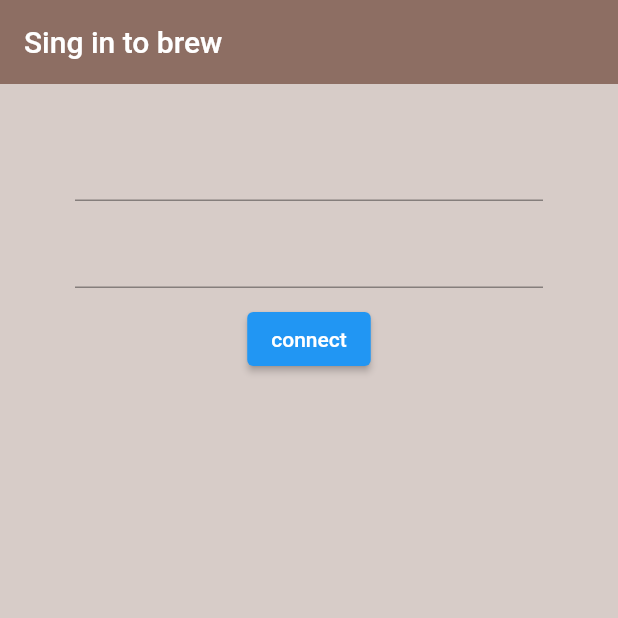
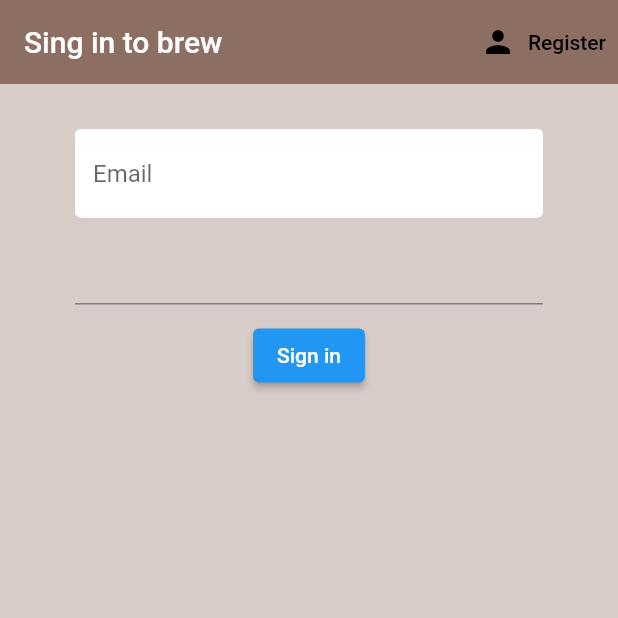
Before and after one commit to FOFE-DEV/firebase_1, a Flutter app: the screen it shows after launch, on a phone screen of 412 x 824 dp, the top half of it. Run offline on Flutter 3.47's test engine with Material 2 defaults, Android fonts, the phone set to English and light mode, and no system bars; our stand-ins replace firebase_auth, firebase_core; accounts and stored records are empty.

Commit message:
add const

```diff
--- a/lib/screens/authenticate/authenticate.dart
+++ b/lib/screens/authenticate/authenticate.dart
@@ -1,11 +1,23 @@
+import 'package:firebase_1/screens/authenticate/register.dart';
 import 'package:firebase_1/screens/authenticate/sign-in.dart';
 import 'package:flutter/material.dart';
 
-class Authenticate extends StatelessWidget {
+class Authenticate extends StatefulWidget {
   const Authenticate({ Key? key }) : super(key: key);
 
   @override
+  _AuthenticateState createState() => _AuthenticateState();
+}
+
+class _AuthenticateState extends State<Authenticate> {
+  bool showSignIn=true;
+  void toggleView(){
+    setState(() {
+      showSignIn=!showSignIn;
+    });
+  }
+  @override
   Widget build(BuildContext context) {
-    return SingIn();
+    return showSignIn? SingIn(toggleView:toggleView):Register(toggleView:toggleView);
   }
 }
--- a/lib/screens/authenticate/sign-in.dart
+++ b/lib/screens/authenticate/sign-in.dart
@@ -1,15 +1,22 @@
 import 'package:firebase_1/services/auth.dart';
+import 'package:firebase_1/shared/constant.dart';
 import 'package:flutter/material.dart';
 
 class SingIn extends StatefulWidget {
-  const SingIn({ Key? key }) : super(key: key);
+  final Function toggleView;
+  const SingIn({ Key? key, required this.toggleView, }) : super(key: key);
 
   @override
   _SingInState createState() => _SingInState();
 }
 
 class _SingInState extends State<SingIn> {
+  final _formKey=GlobalKey<FormState>();
   final AuthService _auth=AuthService();
+  //text  fiel state
+  String email='';
+  String pwd='';
+  String error='';
   @override
   Widget build(BuildContext context) {
     return Scaffold(
@@ -18,6 +25,15 @@ class _SingInState extends State<SingIn> {
         backgroundColor: Colors.brown[400],
         elevation: 0,
         title: Text("Sing in to brew"),
+        actions: [
+          TextButton.icon(
+            onPressed: (){
+              widget.toggleView();
+            },
+            icon: Icon(Icons.person,color: Colors.black),
+            label: Text("Register",style: TextStyle(color: Colors.black),)
+          )
+        ],
       ),
       body: Container(
         padding: EdgeInsets.symmetric(vertical: 20,horizontal: 50),
@@ -35,28 +51,51 @@ class _SingInState extends State<SingIn> {
           },
         ), */
         child: Form(
+          key: _formKey,
           child: Column(
             children: [
               SizedBox(height: 10,),
-              TextField(
+              TextFormField(
+                decoration: textInputdecoration,
                 onChanged: (value){
-
+                  setState(() {
+                    email=value;
+                  });
+                  //email=value;
+                },
+                validator: (val){
+                  return val!.isEmpty?'Enter an email':null;
                 },
               ),
               SizedBox(height: 10,),
-              TextField(
+              TextFormField(
                 obscureText: true,
                 onChanged: (value){
-
+                  setState(() {
+                    pwd=value;
+                  });
+                  //pwd=value;
+                },
+                validator: (val){
+                  return val!.isEmpty ?'Enter a password':null;
                 },
               ),
               SizedBox(height: 10,),
               ElevatedButton(
-                onPressed: (){
-
+                onPressed: ()async{
+                  if(_formKey.currentState!.validate()){
+                    dynamic result=await _auth.loginEmailAndPwd(email, pwd);
+                  if(result==null){
+                    setState(() {
+                      error='bad credential';
+                    });
+                  }
+                  }
                 },
-                child: Text("connect")
-              )
+                child: Text("Sign in")
+              ),
+              SizedBox(height: 10.0,),
+              Text(error,style: TextStyle(fontSize: 14.0,color: Colors.red),)
             ],
           ),
         ),
--- a/lib/services/auth.dart
+++ b/lib/services/auth.dart
@@ -28,4 +28,24 @@ class AuthService{
   Future logout()async{
     return await _auth.signOut();
   }
+
+  Future registerEmailAndPwd(String email,String password)async{
+    try {
+      UserCredential result=await _auth.createUserWithEmailAndPassword(email: email, password: password);
+      return _userFromFirebase(result);
+    } catch (e) {
+      print(e.toString());
+      return null;
+    }
+  }
+
+  Future loginEmailAndPwd(String email,String password)async{
+    try {
+      UserCredential result=await _auth.signInWithEmailAndPassword(email: email, password: password);
+      return _userFromFirebase(result);
+    } catch (e) {
+      print(e.toString());
+      return null;
+    }
+  }
 }
--- /dev/null
+++ b/lib/shared/constant.dart
@@ -0,0 +1,19 @@
+import 'package:flutter/material.dart';
+
+const textInputdecoration=InputDecoration(
+  hintText: 'Email',
+  fillColor: Colors.white,
+  filled: true,
+  enabledBorder: OutlineInputBorder(
+    borderSide: BorderSide(
+      color: Colors.white,
+      width: 2.0,
+    )
+  ),
+  focusedBorder: OutlineInputBorder(
+    borderSide: BorderSide(
+      color: Colors.pink,
+      width: 2.0,
+    )
+  )
+  );
```
Also changed, not shown: lib/screens/authenticate/register.dart (+105 -0 lines).
